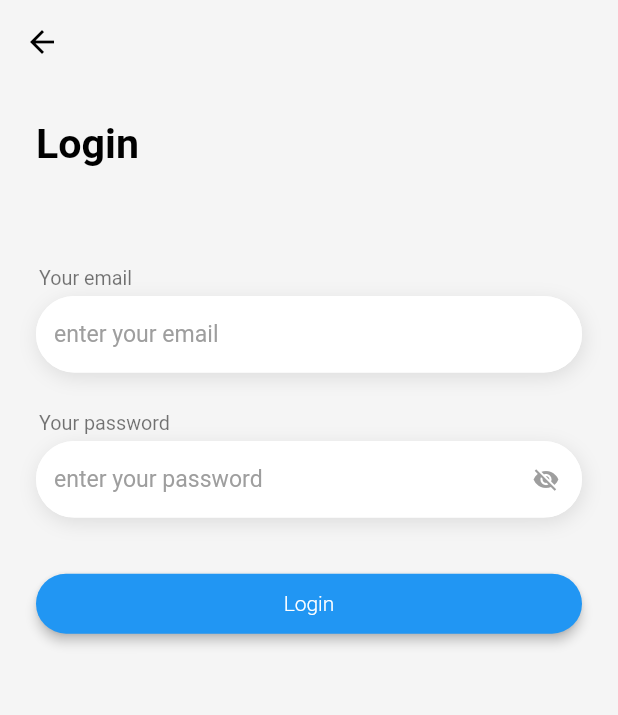
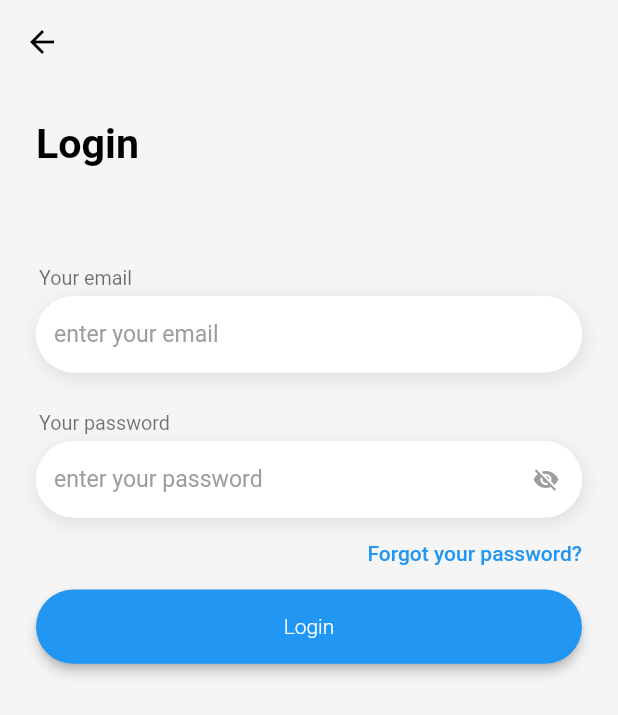
Before and after one commit to Abdullah-Mohammed-Ali/Booking_App, a Flutter app: the screen it shows after launch, after a tap on "Start", after a tap on "Login", on a phone screen of 412 x 824 dp. Shown: the top 715 px of the screen. Run offline on Flutter 3.47's test engine with Material 2 defaults, Android fonts, the phone set to English and light mode, and no system bars; our stand-ins replace carousel_slider, dartz, dio, equatable, flutter_bloc, flutter_screenutil and 5 more.

Commit message:
auth ui and shared pref

```diff
--- /dev/null
+++ b/lib/core/globals.dart
@@ -0,0 +1 @@
+String GlobalApiToken = '';
--- a/lib/dependency_container.dart
+++ b/lib/dependency_container.dart
@@ -1,4 +1,5 @@
 import 'package:booking_app/core/network/api_constants.dart';
+import 'package:booking_app/features/auth/data_layer/local_service/shared_pref_helper.dart';
 import 'package:booking_app/features/auth/data_layer/remote_service/auth_data_source.dart';
 import 'package:booking_app/features/auth/data_layer/repo_implementaion/auth_repo_implementation.dart';
 import 'package:booking_app/features/auth/domain_layer/repo/auth_contract_repo.dart';
@@ -7,8 +8,11 @@ import 'package:booking_app/features/auth/domain_layer/use_cases/register_use_ca
 import 'package:booking_app/features/auth/presentation/bloc/cubit/auth_cubit.dart';
 import 'package:dio/dio.dart';
 import 'package:get_it/get_it.dart';
+import 'package:shared_preferences/shared_preferences.dart';
 
 import 'fathi_test/fathi_bloc.dart';
+import 'features/auth/domain_layer/use_cases/shared_pref_use_cases/shared_pref_get_use_case.dart';
+import 'features/auth/domain_layer/use_cases/shared_pref_use_cases/shared_pref_post_use_case.dart';
 import 'features/home_nav/data_layer/datasource/remote_data_source/filter/remote_data_source.dart';
 import 'features/home_nav/domain_layer/repository/filter/base_filter_repository.dart';
 import 'features/home_nav/domain_layer/repository/filter/filter_repository.dart';
@@ -19,7 +23,7 @@ final sl = GetIt.instance;
 
 Future<void> init() async {
   // blocs
-  sl.registerFactory(() => AuthCubit(sl(), sl()));
+  sl.registerFactory(() => AuthCubit(sl(), sl(), sl(), sl()));
   sl.registerFactory(() => FathiBloc(sl(), sl()));
 
   //USE CASES
@@ -27,6 +31,8 @@ Future<void> init() async {
   sl.registerLazySingleton(() => GetSearchHotelsUseCase(sl()));
   sl.registerLazySingleton(() => LoginUseCase(sl()));
   sl.registerLazySingleton(() => RegisterUseCase(sl()));
+  sl.registerLazySingleton(() => SharedPrefPostUseCase(sl()));
+  sl.registerLazySingleton(() => SharedPrefGetUseCase(sl()));
 
   // REPOSITORY
   sl.registerLazySingleton<BaseFilterRepository>(() => FilterRepository(sl()));
@@ -40,8 +46,14 @@ Future<void> init() async {
       receiveDataWhenStatusError: true,
       receiveTimeout: 3000,
       connectTimeout: 4000);
+
+  // shared prefrences
+  SharedPreferences _sharedPreferences = await SharedPreferences.getInstance();
+
   // DATA SOURCE
   sl.registerLazySingleton<BaseFilterRemoteDataSource>(
       () => FilterRemoteDataSource());
   sl.registerLazySingleton(() => AuthDataSource(_dio));
+
+  sl.registerLazySingleton(() => SharedPrefHelper(_sharedPreferences));
 }
--- /dev/null
+++ b/lib/features/auth/data_layer/local_service/shared_pref_helper.dart
@@ -0,0 +1,15 @@
+import 'package:shared_preferences/shared_preferences.dart';
+
+class SharedPrefHelper {
+  final SharedPreferences _sharedPreferences;
+
+  SharedPrefHelper(this._sharedPreferences);
+
+  Future<bool> setValue({required dynamic value, required String key}) async {
+    return await _sharedPreferences.setString(key, value);
+  }
+
+  dynamic getValue({required String key}) {
+    return _sharedPreferences.getString(key);
+  }
+}
--- /dev/null
+++ b/lib/features/auth/domain_layer/use_cases/shared_pref_use_cases/shared_pref_get_use_case.dart
@@ -0,0 +1,15 @@
+import 'package:booking_app/core/error/failure.dart';
+import 'package:booking_app/core/usecase/base_use_case.dart';
+import 'package:dartz/dartz.dart';
+
+import '../../../data_layer/local_service/shared_pref_helper.dart';
+
+class SharedPrefGetUseCase {
+  final SharedPrefHelper _prefHelper;
+
+  SharedPrefGetUseCase(this._prefHelper);
+
+  dynamic call(String key) {
+    return _prefHelper.getValue(key: key);
+  }
+}
--- /dev/null
+++ b/lib/features/auth/domain_layer/use_cases/shared_pref_use_cases/shared_pref_post_use_case.dart
@@ -0,0 +1,10 @@
+import 'package:booking_app/features/auth/data_layer/local_service/shared_pref_helper.dart';
+
+class SharedPrefPostUseCase {
+  final SharedPrefHelper _prefHelper;
+
+  SharedPrefPostUseCase(this._prefHelper);
+  Future<bool> call({dynamic value, required String key}) async {
+    return _prefHelper.setValue(value: value, key: key);
+  }
+}
--- a/lib/features/auth/presentation/bloc/cubit/auth_state.dart
+++ b/lib/features/auth/presentation/bloc/cubit/auth_state.dart
@@ -16,3 +16,23 @@ class AuthProfileImageSuccess extends AuthState {}
 class AuthProfileImageError extends AuthState {}
 
 class ShowPasswordState extends AuthState {}
+
+class AuthSignInLoading extends AuthState {}
+
+class AuthSignInError extends AuthState {
+  final String errorMessage;
+
+  const AuthSignInError(this.errorMessage);
+}
+
+class AuthSignInSuccess extends AuthState {}
+
+class AuthSignupLoading extends AuthState {}
+
+class AuthSignupError extends AuthState {
+  final String errorMessage;
+
+  const AuthSignupError(this.errorMessage);
+}
+
+class AuthSignupSuccess extends AuthState {}
--- a/lib/features/auth/presentation/components/default_text_form_field.dart
+++ b/lib/features/auth/presentation/components/default_text_form_field.dart
@@ -55,7 +55,7 @@ class DefaultTextFormField extends StatelessWidget {
               textInputAction: keyboardAction,
               keyboardType: keyboardType,
               obscureText: isPassword ?? false,
-              controller: TextEditingController(),
+              controller: controller,
               decoration: InputDecoration(
                 suffixIcon: suffix,
                 hintStyle: TextStyle(color: Colors.grey, fontSize: 14.sp),
--- a/lib/features/auth/presentation/const_strings.dart
+++ b/lib/features/auth/presentation/const_strings.dart
@@ -8,3 +8,5 @@ const emailValidation = 'please enter working email';
 const passwordValidation = 'password must be at least 6 letters';
 const passwordConfirmationValidation =
     'password confirmation must be identical to the password';
+
+const String sharedApiTokenKey = 'ApiToken';
--- a/lib/features/auth/presentation/screens/sign_in_screen.dart
+++ b/lib/features/auth/presentation/screens/sign_in_screen.dart
@@ -1,13 +1,15 @@
+import 'package:booking_app/features/auth/presentation/bloc/cubit/auth_cubit.dart';
+import 'package:booking_app/features/auth/presentation/functions.dart';
+import 'package:booking_app/routing/app_routing_names.dart';
 import 'package:flutter/material.dart';
-import 'package:flutter/src/widgets/container.dart';
-import 'package:flutter/src/widgets/framework.dart';
+import 'package:flutter_bloc/flutter_bloc.dart';
 import 'package:flutter_screenutil/flutter_screenutil.dart';
-
 import '../../../splash/presentaion/components/default_item.dart';
 import '../components/default_text_form_field.dart';
+import 'package:booking_app/dependency_container.dart' as di;
 
 class SignInScreen extends StatefulWidget {
-  SignInScreen({super.key});
+  const SignInScreen({super.key});
 
   @override
   State<SignInScreen> createState() => _SignInScreenState();
@@ -15,10 +17,14 @@ class SignInScreen extends StatefulWidget {
 
 class _SignInScreenState extends State<SignInScreen> {
   bool showPassword = false;
-
+  var formKey = GlobalKey<FormState>();
   @override
   Widget build(BuildContext context) {
-    return Scaffold(
+    return BlocProvider<AuthCubit>(
+      create: (context) => di.sl(),
+      child: Form(
+        key: formKey,
+        child: Scaffold(
           backgroundColor: Colors.grey.shade100,
           appBar: AppBar(
             iconTheme: const IconThemeData(color: Colors.black),
@@ -29,12 +35,18 @@ class _SignInScreenState extends State<SignInScreen> {
             child: SingleChildScrollView(
               child: Padding(
                 padding: const EdgeInsets.all(24.0),
-            child: Column(
+                child: BlocBuilder<AuthCubit, AuthState>(
+                  builder: (context, state) {
+                    var cubit = AuthCubit.get(context);
+                    return Column(
                       mainAxisAlignment: MainAxisAlignment.center,
                       crossAxisAlignment: CrossAxisAlignment.start,
                       children: [
                         Text('Login',
-                    style: Theme.of(context).textTheme.displaySmall!.copyWith(
+                            style: Theme.of(context)
+                                .textTheme
+                                .displaySmall!
+                                .copyWith(
                                     color: Colors.black,
                                     fontWeight: FontWeight.w600,
                                     fontSize: 25.sp)),
@@ -47,8 +59,10 @@ class _SignInScreenState extends State<SignInScreen> {
                           height: 50.h,
                           keyboardAction: TextInputAction.next,
                           keyboardType: TextInputType.emailAddress,
-                  controller: TextEditingController(),
-                  validator: (value) {},
+                          controller: cubit.emailController,
+                          validator: (value) {
+                            return emailValidator(value);
+                          },
                         ),
                         SizedBox(
                           height: 24.h,
@@ -60,11 +74,15 @@ class _SignInScreenState extends State<SignInScreen> {
                           keyboardAction: TextInputAction.next,
                           height: 50.h,
                           isPassword: !showPassword,
-                  controller: TextEditingController(),
-                  validator: (value) {},
+                          controller: cubit.passwordController,
+                          validator: (value) {
+                            return passwordValidator(value);
+                          },
                           suffix: IconButton(
                             icon: Icon(
-                        showPassword ? Icons.visibility : Icons.visibility_off,
+                                showPassword
+                                    ? Icons.visibility
+                                    : Icons.visibility_off,
                                 color: Colors.grey),
                             onPressed: () {
                               setState(() {
@@ -74,15 +92,37 @@ class _SignInScreenState extends State<SignInScreen> {
                             splashColor: Colors.transparent,
                           ),
                         ),
-                SizedBox(
-                  height: 34.h,
+                        Row(
+                          mainAxisAlignment: MainAxisAlignment.end,
+                          children: [
+                            TextButton(
+                              style: TextButton.styleFrom(
+                                  padding: EdgeInsets.zero),
+                              onPressed: () {
+                                Navigator.pushNamed(
+                                    context, AppRoutingNames.forgetPass);
+                              },
+                              child: Text('Forgot your password?'),
                             ),
-                DefaultElevatedButton(
+                          ],
+                        ),
+                        (state is AuthSignInLoading)
+                            ? const Center(child: CircularProgressIndicator())
+                            : DefaultElevatedButton(
+                                height: 45.h,
                                 backgroundColor: Colors.blue,
-                  onPressed: () {},
+                                onPressed: () {
+                                  if (formKey.currentState!.validate()) {
+                                    cubit.login(context);
+                                  }
+                                },
                                 title: 'Login',
                               )
                       ],
+                    );
+                  },
+                ),
+              ),
             ),
           ),
         ),
--- a/lib/main.dart
+++ b/lib/main.dart
@@ -2,18 +2,24 @@ import 'package:booking_app/routing/app_routing_names.dart';
 import 'package:booking_app/routing/routing_generator.dart';
 import 'package:flutter/material.dart';
 import 'package:flutter_screenutil/flutter_screenutil.dart';
-
+import 'core/globals.dart';
 import 'dependency_container.dart' as di;
+import 'features/auth/domain_layer/use_cases/shared_pref_use_cases/shared_pref_get_use_case.dart';
+import 'features/auth/presentation/const_strings.dart';
 
 void main() async {
   WidgetsFlutterBinding.ensureInitialized();
   await di.init();
-  runApp(const MyApp());
+  runApp(MyApp());
+  if (di.sl<SharedPrefGetUseCase>().call(sharedApiTokenKey) != null) {
+    GlobalApiToken =
+        di.sl<SharedPrefGetUseCase>().call(sharedApiTokenKey) as String;
+  }
 }
 //kimooooooooooooooooooooooooooooooooooooooooooooooooooooooooooooooooooooooooooooooooooooooooooooooooooooooooooooooo
 
 class MyApp extends StatelessWidget {
-  const MyApp({Key? key}) : super(key: key);
+  MyApp({Key? key}) : super(key: key);
 
   @override
   Widget build(BuildContext context) {
--- a/lib/routing/app_routing_names.dart
+++ b/lib/routing/app_routing_names.dart
@@ -3,4 +3,5 @@ class AppRoutingNames {
   static const String onBoarding = "onBoarding screen";
   static const String signIn = "sign in screen";
   static const String signUp = "Sign up screen";
+  static const String forgetPass = "forget password screen";
 }
--- a/lib/routing/routing_generator.dart
+++ b/lib/routing/routing_generator.dart
@@ -1,3 +1,4 @@
+import 'package:booking_app/features/auth/presentation/screens/forget_pass_screen.dart';
 import 'package:booking_app/features/auth/presentation/screens/sign_in_screen.dart';
 import 'package:booking_app/features/auth/presentation/screens/sign_up_screen.dart';
 import 'package:booking_app/features/splash/presentaion/screens/onboarding_screen.dart';
@@ -16,6 +17,8 @@ class AppRoute {
         return _fadeInRoute(page: SignInScreen());
       case AppRoutingNames.signUp:
         return _fadeInRoute(page: SignUpScreen());
+      case AppRoutingNames.forgetPass:
+        return _fadeInRoute(page: ForgetPassScreen());
     }
   }
 
```
Also changed, not shown: lib/features/auth/data_layer/remote_service/auth_data_source.dart (+8 -6 lines), lib/features/auth/data_layer/repo_implementaion/auth_repo_implementation.dart (+7 -7 lines), lib/features/auth/presentation/bloc/cubit/auth_cubit.dart (+38 -9 lines), lib/features/auth/presentation/functions.dart (+7 -4 lines), lib/features/auth/presentation/screens/forget_pass_screen.dart (added, +19 -0 lines), lib/features/auth/presentation/screens/sign_up_screen.dart (+24 -8 lines), 1 other file. Lines whose indentation alone changed are shown as unchanged.
